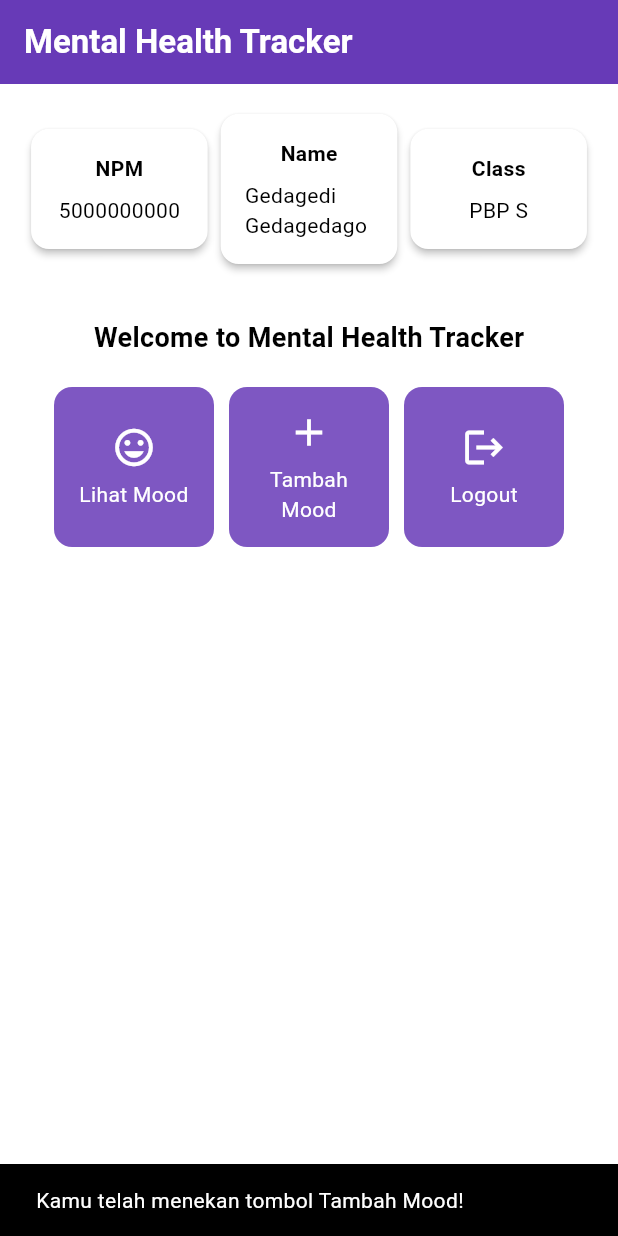
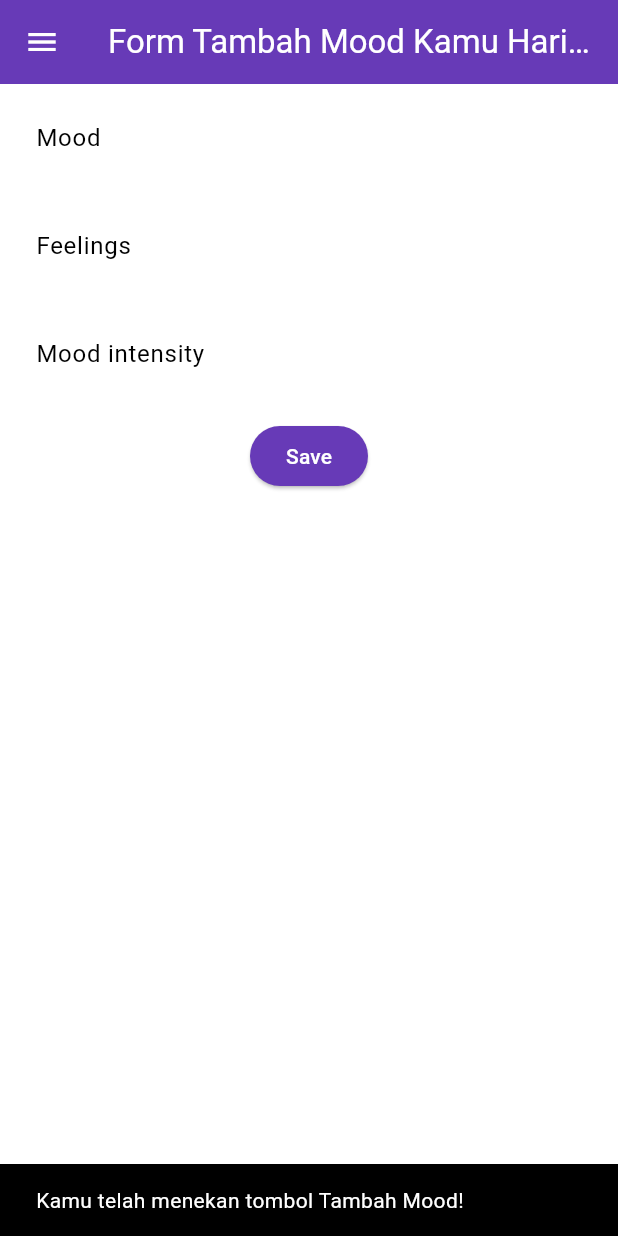
Before and after one commit to fakhrihabb/mental_health_tracker, a Flutter app: the screen it shows after launch, after a tap on "Tambah Mood", on a phone screen of 412 x 824 dp. Run offline on Flutter 3.47's test engine with Material 3 defaults, Android fonts, the light colour scheme and no system bars.

Commit message:
tutorial 7

```diff
--- a/lib/main.dart
+++ b/lib/main.dart
@@ -1,6 +1,6 @@
 import 'package:flutter/material.dart';
 
-import 'menu.dart';
+import 'screens/menu.dart';
 
 void main() {
   runApp(const MyApp());
--- a/lib/menu.dart
+++ b/lib/screens/menu.dart
@@ -1,4 +1,7 @@
 import 'package:flutter/material.dart';
+import 'package:mental_health_tracker/widgets/left_drawer.dart';
+import 'package:mental_health_tracker/widgets/mood_card.dart';
+import 'package:mental_health_tracker/screens/moodentry_form.dart';
 
 class MyHomePage extends StatelessWidget {
   MyHomePage({super.key});
@@ -21,7 +24,11 @@
         ),
         // Warna latar belakang AppBar diambil dari skema warna tema aplikasi.
         backgroundColor: Theme.of(context).colorScheme.primary,
+        // Mengganti warna icon drawer menjadi putih
+        iconTheme: const IconThemeData(color: Colors.white),
       ),
+      // Masukkan drawer sebagai parameter nilai drawer dari widget Scaffold
+      drawer: const LeftDrawer(),
       // Body halaman dengan padding di sekelilingnya.
       body: Padding(
         padding: const EdgeInsets.all(16.0),
@@ -91,58 +98,6 @@
   ];
 }
 
-class ItemCard extends StatelessWidget {
-  // Menampilkan kartu dengan ikon dan nama.
-
-  final ItemHomepage item;
-
-  const ItemCard(this.item, {super.key});
-
-  @override
-  Widget build(BuildContext context) {
-    return Material(
-      // Menentukan warna latar belakang dari tema aplikasi.
-      color: Theme.of(context).colorScheme.secondary,
-      // Membuat sudut kartu melengkung.
-      borderRadius: BorderRadius.circular(12),
-
-      child: InkWell(
-        // Aksi ketika kartu ditekan.
-        onTap: () {
-          // Menampilkan pesan SnackBar saat kartu ditekan.
-          ScaffoldMessenger.of(context)
-            ..hideCurrentSnackBar()
-            ..showSnackBar(SnackBar(
-                content: Text("Kamu telah menekan tombol ${item.name}!")));
-        },
-        // Container untuk menyimpan Icon dan Text
-        child: Container(
-          padding: const EdgeInsets.all(8),
-          child: Center(
-            child: Column(
-              // Menyusun ikon dan teks di tengah kartu.
-              mainAxisAlignment: MainAxisAlignment.center,
-              children: [
-                Icon(
-                  item.icon,
-                  color: Colors.white,
-                  size: 30.0,
-                ),
-                const Padding(padding: EdgeInsets.all(3)),
-                Text(
-                  item.name,
-                  textAlign: TextAlign.center,
-                  style: const TextStyle(color: Colors.white),
-                ),
-              ],
-            ),
-          ),
-        ),
-      ),
-    );
-  }
-}
-
 class InfoCard extends StatelessWidget {
   // Kartu informasi yang menampilkan title dan content.
 
@@ -176,10 +131,3 @@
     );
   }
 }
-
-class ItemHomepage {
-  final String name;
-  final IconData icon;
-
-  ItemHomepage(this.name, this.icon);
-}
--- /dev/null
+++ b/lib/screens/moodentry_form.dart
@@ -0,0 +1,162 @@
+import 'package:flutter/material.dart';
+import 'package:mental_health_tracker/widgets/left_drawer.dart';
+
+class MoodEntryFormPage extends StatefulWidget {
+  const MoodEntryFormPage({super.key});
+
+  @override
+  State<MoodEntryFormPage> createState() => _MoodEntryFormPageState();
+}
+
+class _MoodEntryFormPageState extends State<MoodEntryFormPage> {
+  final _formKey = GlobalKey<FormState>();
+  String _mood = "";
+  String _feelings = "";
+  int _moodIntensity = 0;
+  @override
+  Widget build(BuildContext context) {
+    return Scaffold(
+      appBar: AppBar(
+        title: const Center(
+          child: Text(
+            'Form Tambah Mood Kamu Hari ini',
+          ),
+        ),
+        backgroundColor: Theme.of(context).colorScheme.primary,
+        foregroundColor: Colors.white,
+        iconTheme: const IconThemeData(color: Colors.white),
+      ),
+      drawer: const LeftDrawer(),
+      body: Form(
+        key: _formKey,
+        child: SingleChildScrollView(
+          child: Column(
+            crossAxisAlignment: CrossAxisAlignment.start,
+            children: [
+              Padding(
+                padding: const EdgeInsets.all(8.0),
+                child: TextFormField(
+                  decoration: InputDecoration(
+                    hintText: "Mood",
+                    labelText: "Mood",
+                    border: OutlineInputBorder(
+                      borderRadius: BorderRadius.circular(5.0),
+                    ),
+                  ),
+                  onChanged: (String? value) {
+                    setState(() {
+                      _mood = value!;
+                    });
+                  },
+                  validator: (String? value) {
+                    if (value == null || value.isEmpty) {
+                      return "Mood tidak boleh kosong!";
+                    }
+                    return null;
+                  },
+                ),
+              ),
+              Padding(
+                padding: const EdgeInsets.all(8.0),
+                child: TextFormField(
+                  decoration: InputDecoration(
+                    hintText: "Feelings",
+                    labelText: "Feelings",
+                    border: OutlineInputBorder(
+                      borderRadius: BorderRadius.circular(5.0),
+                    ),
+                  ),
+                  onChanged: (String? value) {
+                    setState(() {
+                      _feelings = value!;
+                    });
+                  },
+                  validator: (String? value) {
+                    if (value == null || value.isEmpty) {
+                      return "Feelings tidak boleh kosong!";
+                    }
+                    return null;
+                  },
+                ),
+              ),
+              Padding(
+                padding: const EdgeInsets.all(8.0),
+                child: TextFormField(
+                  decoration: InputDecoration(
+                    hintText: "Mood intensity",
+                    labelText: "Mood intensity",
+                    border: OutlineInputBorder(
+                      borderRadius: BorderRadius.circular(5.0),
+                    ),
+                  ),
+                  onChanged: (String? value) {
+                    setState(() {
+                      _moodIntensity = int.tryParse(value!) ?? 0;
+                    });
+                  },
+                  validator: (String? value) {
+                    if (value == null || value.isEmpty) {
+                      return "Mood intensity tidak boleh kosong!";
+                    }
+                    if (int.tryParse(value) == null) {
+                      return "Mood intensity harus berupa angka!";
+                    }
+                    return null;
+                  },
+                ),
+              ),
+              Align(
+                alignment: Alignment.bottomCenter,
+                child: Padding(
+                  padding: const EdgeInsets.all(8.0),
+                  child: ElevatedButton(
+                    style: ButtonStyle(
+                      backgroundColor: WidgetStateProperty.all(
+                          Theme.of(context).colorScheme.primary),
+                    ),
+                    onPressed: () {
+                      if (_formKey.currentState!.validate()) {
+                        showDialog(
+                          context: context,
+                          builder: (context) {
+                            return AlertDialog(
+                              title: const Text('Mood berhasil tersimpan'),
+                              content: SingleChildScrollView(
+                                child: Column(
+                                  crossAxisAlignment: CrossAxisAlignment.start,
+                                  children: [
+                                    Text('Mood: $_mood'),
+                                    Text('Feelings: $_feelings'),
+                                    Text('Mood Intensity: $_moodIntensity'),
+                                  ],
+                                ),
+                              ),
+                              actions: [
+                                TextButton(
+                                  child: const Text('OK'),
+                                  onPressed: () {
+                                    Navigator.pop(context);
+                                    _formKey.currentState!.reset();
+                                  },
+                                ),
+                              ],
+                            );
+                          },
+                        );
+                      }
+                    },
+                    child: const Text(
+                      "Save",
+                      style: TextStyle(color: Colors.white),
+                    ),
+                  ),
+                ),
+              ),
+            ],
+          ),
+        ),
+      ),
+    );
+    ;
+  }
+}
--- /dev/null
+++ b/lib/widgets/left_drawer.dart
@@ -0,0 +1,65 @@
+import 'package:flutter/material.dart';
+import 'package:mental_health_tracker/screens/menu.dart';
+import 'package:mental_health_tracker/screens/moodentry_form.dart';
+
+class LeftDrawer extends StatelessWidget {
+  const LeftDrawer({super.key});
+
+  @override
+  Widget build(BuildContext context) {
+    return Drawer(
+      child: ListView(
+        children: [
+          DrawerHeader(
+            decoration: BoxDecoration(
+              color: Theme.of(context).colorScheme.primary,
+            ),
+            child: const Column(
+              children: [
+                Text(
+                  'Mental Health Tracker',
+                  textAlign: TextAlign.center,
+                  style: TextStyle(
+                    fontSize: 24,
+                    fontWeight: FontWeight.bold,
+                    color: Colors.white,
+                  ),
+                ),
+                Padding(padding: EdgeInsets.all(8)),
+                Text(
+                  "Ayo jaga kesehatan mentalmu setiap hari disini!",
+                  style: TextStyle(fontSize: 15, color: Colors.white),
+                  textAlign: TextAlign.center,
+                ),
+              ],
+            ),
+          ),
+          ListTile(
+            leading: const Icon(Icons.home_outlined),
+            title: const Text('Halaman Utama'),
+            // Bagian redirection ke MyHomePage
+            onTap: () {
+              Navigator.pushReplacement(
+                  context,
+                  MaterialPageRoute(
+                    builder: (context) => MyHomePage(),
+                  ));
+            },
+          ),
+          ListTile(
+            leading: const Icon(Icons.mood),
+            title: const Text('Tambah Mood'),
+            // Bagian redirection ke MoodEntryFormPage
+            onTap: () {
+              Navigator.pushReplacement(
+                  context,
+                  MaterialPageRoute(
+                    builder: (context) => MoodEntryFormPage(),
+                  ));
+            },
+          ),
+        ],
+      ),
+    );
+  }
+}
--- /dev/null
+++ b/lib/widgets/mood_card.dart
@@ -0,0 +1,70 @@
+import 'package:flutter/material.dart';
+
+import 'package:mental_health_tracker/screens/moodentry_form.dart';
+
+class ItemCard extends StatelessWidget {
+  // Menampilkan kartu dengan ikon dan nama.
+
+  final ItemHomepage item;
+
+  const ItemCard(this.item, {super.key});
+
+  @override
+  Widget build(BuildContext context) {
+    return Material(
+      // Menentukan warna latar belakang dari tema aplikasi.
+      color: Theme.of(context).colorScheme.secondary,
+      // Membuat sudut kartu melengkung.
+      borderRadius: BorderRadius.circular(12),
+
+      child: InkWell(
+        // Aksi ketika kartu ditekan.
+        onTap: () {
+          // Menampilkan pesan SnackBar saat kartu ditekan.
+          ScaffoldMessenger.of(context)
+            ..hideCurrentSnackBar()
+            ..showSnackBar(SnackBar(
+                content: Text("Kamu telah menekan tombol ${item.name}!")));
+          // Navigate ke route yang sesuai (tergantung jenis tombol)
+          if (item.name == "Tambah Mood") {
+            Navigator.push(
+                context,
+                MaterialPageRoute(
+                  builder: (context) => MoodEntryFormPage(),
+                ));
+          }
+        },
+        // Container untuk menyimpan Icon dan Text
+        child: Container(
+          padding: const EdgeInsets.all(8),
+          child: Center(
+            child: Column(
+              // Menyusun ikon dan teks di tengah kartu.
+              mainAxisAlignment: MainAxisAlignment.center,
+              children: [
+                Icon(
+                  item.icon,
+                  color: Colors.white,
+                  size: 30.0,
+                ),
+                const Padding(padding: EdgeInsets.all(3)),
+                Text(
+                  item.name,
+                  textAlign: TextAlign.center,
+                  style: const TextStyle(color: Colors.white),
+                ),
+              ],
+            ),
+          ),
+        ),
+      ),
+    );
+  }
+}
+
+class ItemHomepage {
+  final String name;
+  final IconData icon;
+
+  ItemHomepage(this.name, this.icon);
+}
```
